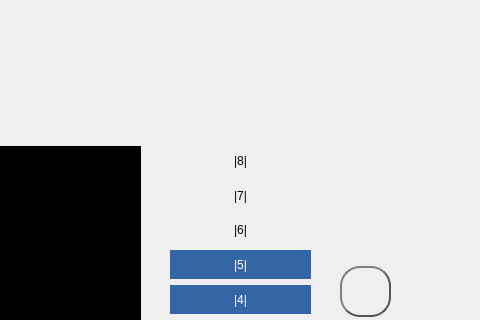
First picture: the form in src/mainwindow.ui, repository alejita11011/CES-Simulator, before the edit; both pictures show x 250 to 730 and y 124 to 444 of the 941 by 674 pixel window.
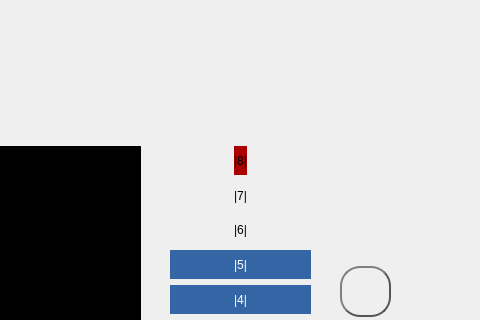
Second picture: the form after the edit. Icons and pictures are not drawn.

Commit message: Fix UI numbers, Ending session progress

The edit to the form file:
```diff
--- a/src/mainwindow.ui
+++ b/src/mainwindow.ui
@@ -192,6 +192,9 @@
     <layout class="QVBoxLayout" name="verticalLayout">
      <item alignment="Qt::AlignHCenter">
       <widget class="QLabel" name="label_5">
+       <property name="styleSheet">
+        <string notr="true">background-color: rgb(170, 0, 0);</string>
+       </property>
        <property name="text">
         <string>|8|</string>
        </property>
```
The commit also changes 4 other files.
